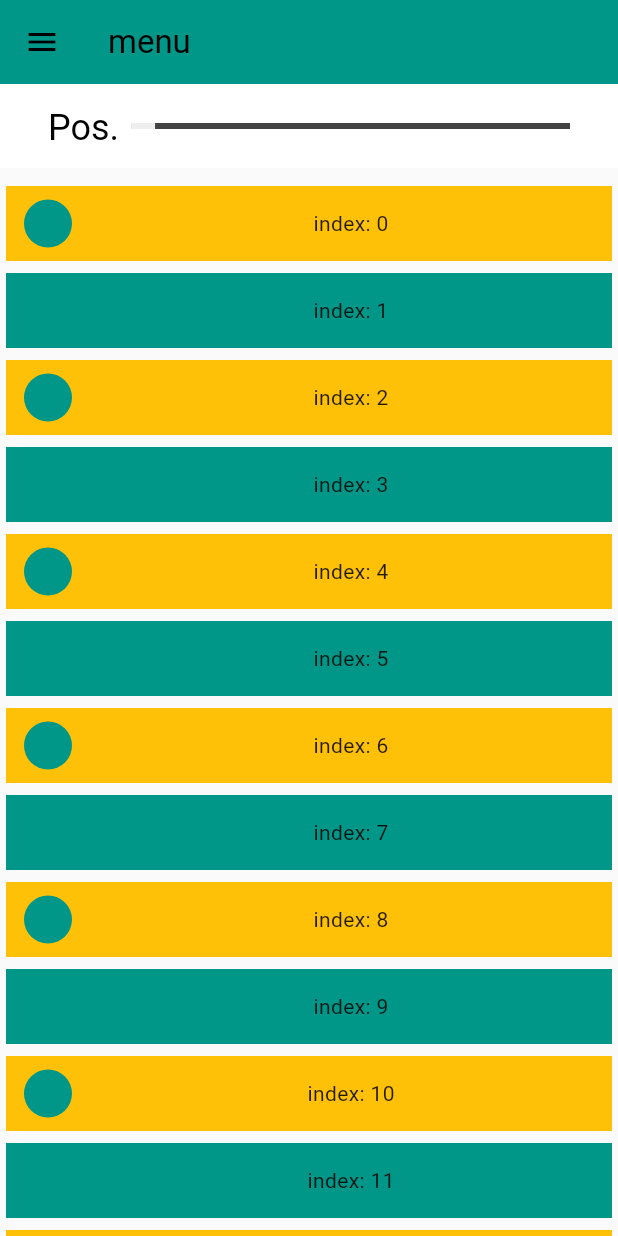
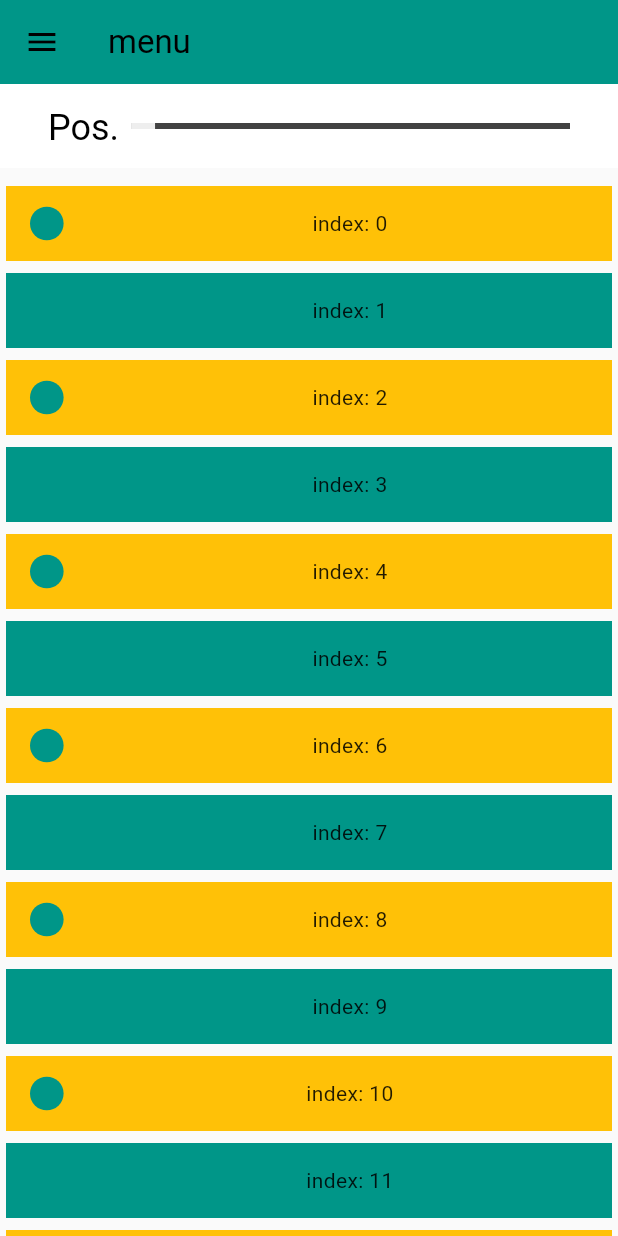
Before and after one commit to Pregum/saizeriya_menu_lottery, a Flutter app: the FirstExPage screen opened directly, on a phone screen of 412 x 824 dp. Run offline on Flutter 3.47's test engine with Material 2 defaults, Android fonts, the phone set to English and light mode, and no system bars; our stand-ins replace flutter_dotenv, flutter_hooks, freezed_annotation, gap, hooks_riverpod, persistent_bottom_nav_bar and 2 more; accounts and stored records are empty; generated files the repository leaves out were written again.

Commit message:
update: 画面中央の要素のアイコンを大きくする処理を追加

```diff
--- a/lib/sandbox/first_ex_page.dart
+++ b/lib/sandbox/first_ex_page.dart
@@ -177,12 +177,14 @@ class FirstExPage extends HookConsumerWidget {
                 height: estimatedHeight ?? 50,
                 color: index.isEven ? Colors.amber : Colors.teal,
                 margin: const EdgeInsets.all(4),
-                duration: const Duration(microseconds: 160),
+                duration: const Duration(microseconds: 320),
                 child: Row(
                   children: [
-                    Container(
-                      height: 32,
+                    AnimatedContainer(
+                      height: (estimatedHeight ?? 32) * 0.7,
+                      width: (estimatedHeight ?? 32) * 1.2,
                       margin: const EdgeInsets.all(8),
+                      duration: const Duration(microseconds: 320),
                       child: const CircleAvatar(
                         child: ColoredBox(
                           color: Colors.blueGrey,
```
